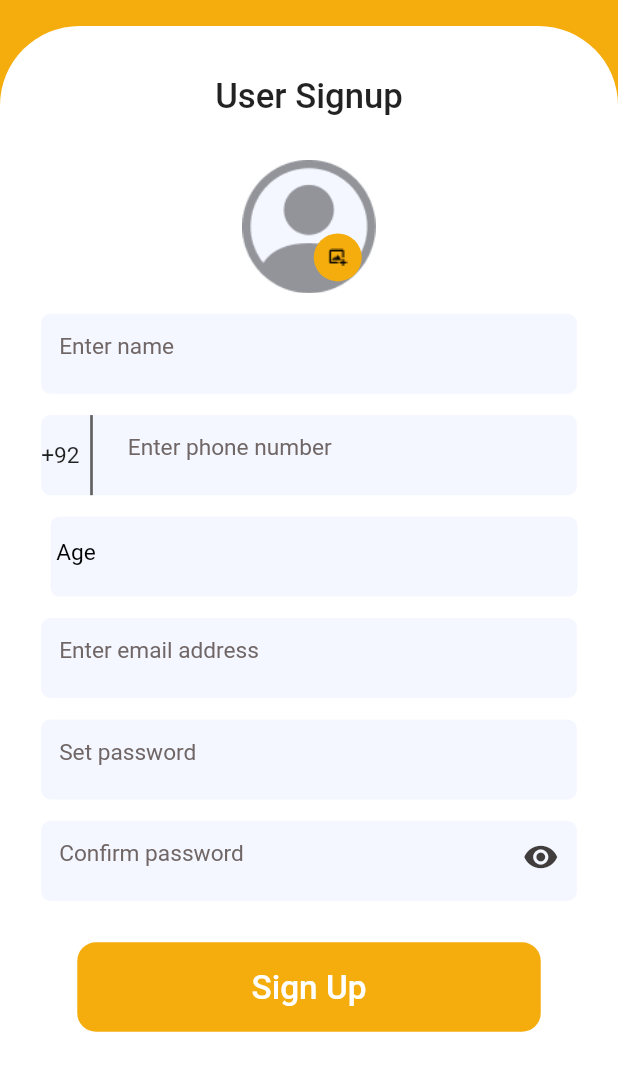
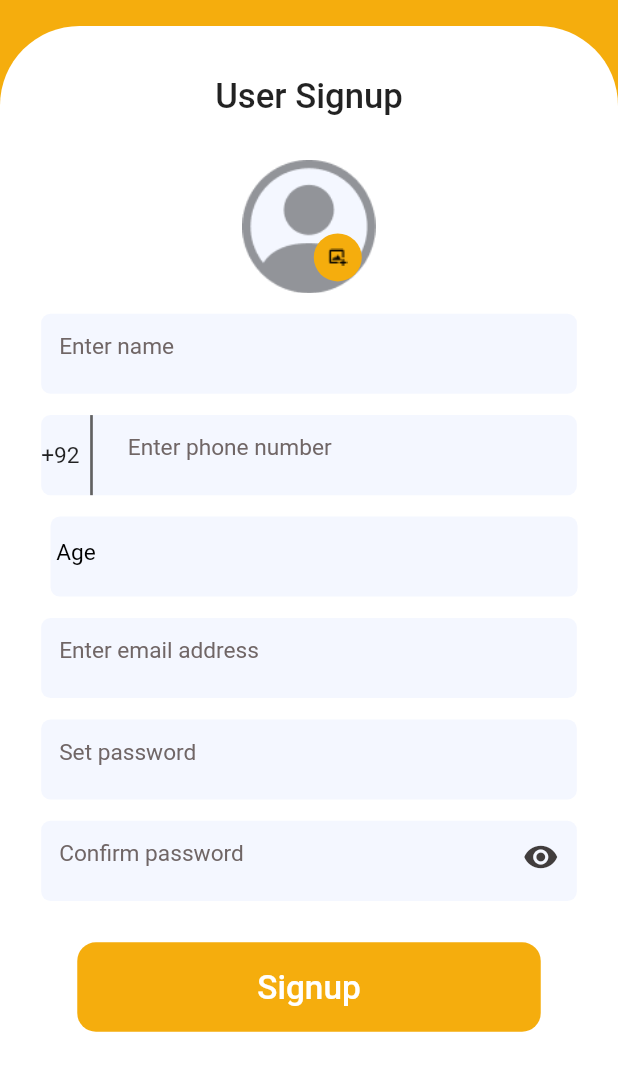
Before and after one commit to Naveed-kaimkhani/RentPayy, a Flutter app: the User_signup_page screen opened by its route, on a phone screen of 412 x 824 dp, the part 64-1155 px from its top. Run offline on Flutter 3.47's test engine with Material 2 defaults, Android fonts, the phone set to English and light mode, and no system bars; our stand-ins replace another_flushbar, cached_network_image, carousel_slider, cloud_firestore, dropdown_button2, email_validator and 14 more; accounts and stored records are empty.

Commit message:
all set for user

```diff
--- a/lib/components/hostel_list.dart
+++ b/lib/components/hostel_list.dart
@@ -45,6 +45,8 @@ class hostel_list extends StatelessWidget {
                     // child: Image.asset("asset/roomrec.png"),
                     child: CachedNetworkImage(
                       imageUrl: pic,
+                      height: 240.h,
+                      width: 220.w,
                       placeholder: (context, url) =>
                           CircularProgressIndicator(),
                       errorWidget: (context, url, error) => Icon(Icons.error),
--- a/lib/main.dart
+++ b/lib/main.dart
@@ -4,6 +4,7 @@ import 'package:flutter_screenutil/flutter_screenutil.dart';
 import 'package:provider/provider.dart';
 import 'package:rentpayy/utils/routes/routes.dart';
 import 'package:rentpayy/view/Hostel_Screen/Hostel_signup.dart';
+import 'package:rentpayy/view/user_screen/User_signup.dart';
 import 'package:rentpayy/view/user_screen/login_with_rentpayy.dart';
 import 'package:rentpayy/view_model/UserDetailsProvider.dart';
 
@@ -40,7 +41,9 @@ class _MyAppState extends State<MyApp> {
                 // theme: ThemeData(
                 //   primarySwatch: Colors.blue,
                 // ),
-                home:login_with_rentpayy(), // initialRoute: RoutesName.login,
+                // home: User_signup_page(),
+                home: login_with_rentpayy(),
+                // initialRoute: RoutesName.login,
                 // onGenerateRoutes: Routes.onGenerateRoute(settings),
                 onGenerateRoute: Routes.onGenerateRoute,
               ),
--- a/lib/utils/routes/Routes.dart
+++ b/lib/utils/routes/Routes.dart
@@ -9,6 +9,7 @@ import 'package:rentpayy/view/user_screen/search_screen.dart';
 import '../../navigation_page.dart';
 import '../../view/Hostel_Screen/add_gallery.dart';
 import '../../view/user_screen/login_screen.dart';
+import '../../view/user_screen/settings.dart';
 import '../../view/user_screen/user_front_screen.dart';
 
 class Routes {
@@ -31,6 +32,9 @@ class Routes {
       case RoutesName.uploadPictures:
         return _buildRoute(add_gallery(), settings);
 
+      case RoutesName.setting:
+        return _buildRoute(setting_screen(), settings);
+
       case RoutesName.publish_ad_screen:
         return _buildRoute(publish_ad_screen(), settings);
 
@@ -38,7 +42,7 @@ class Routes {
         return _buildRoute(user_front_Screen(), settings);
       case RoutesName.search_screen:
         return _buildRoute(search_screen(), settings);
-        case RoutesName.navigation_page:
+      case RoutesName.navigation_page:
         return _buildRoute(navigation_page(), settings);
       default:
         return _buildRoute(const Scaffold(), settings);
--- a/lib/utils/routes/RoutesName.dart
+++ b/lib/utils/routes/RoutesName.dart
@@ -12,5 +12,6 @@ static const String navigation= 'navigation_page';
 static const String publish_ad_screen ='publish_ad_screen';
 static const String search_screen ='search_screen';
 static const String navigation_page="navigation_page";
+static const String setting="setting";
 
 }
--- a/lib/view/user_screen/User_signup.dart
+++ b/lib/view/user_screen/User_signup.dart
@@ -13,6 +13,7 @@ import 'package:rentpayy/utils/StorageService.dart';
 import 'package:rentpayy/utils/routes/RoutesName.dart';
 import '../../components/auth_screens_decor.dart';
 import 'package:rentpayy/utils/utils.dart';
+import '../../components/circle_progress.dart';
 import '../../model/UserModel.dart';
 import '../../resources/FirebaseRepository.dart';
 import '../../utils/style/AppColors.dart';
@@ -373,13 +374,22 @@ class _User_signup_pageState extends State<User_signup_page> {
                         SizedBox(
                           height: 31.h,
                         ),
-                        authButton(
-                          text: isLoadingNow ? "Please wait..." : "Sign Up",
-                          color: Color(0xffF5AD0D),
+                          isLoadingNow
+                      ? circle_progress()
+                      : authButton(
+                          text: "Signup",
                           func: () {
                             _validateFields();
                           },
-                        )
+                          color: AppColors.primaryColor),
+
+                        // authButton(
+                        //   text: isLoadingNow ? "Please wait..." : "Sign Up",
+                        //   color: Color(0xffF5AD0D),
+                        //   func: () {
+                        //     _validateFields();
+                        //   },
+                        // )
                       ],
                     ),
                   ),
--- a/lib/view/user_screen/user_front_screen.dart
+++ b/lib/view/user_screen/user_front_screen.dart
@@ -5,6 +5,7 @@ import 'package:internet_connection_checker/internet_connection_checker.dart';
 import 'package:rentpayy/components/no_internetConnection.dart';
 import 'package:rentpayy/components/shimmer_hostel_container.dart';
 import 'package:rentpayy/model/UserModel.dart';
+import 'package:rentpayy/utils/routes/RoutesName.dart';
 import 'package:rentpayy/utils/style/AppColors.dart';
 import 'package:rentpayy/utils/utils.dart';
 import 'package:rentpayy/view/user_screen/add_page.dart';
```
Also changed, not shown: lib/components/custom_checkbox.dart (+5 -10 lines), lib/view/Hostel_Screen/add_gallery.dart (+9 -7 lines), lib/view/Hostel_Screen/facilities.dart (+22 -61 lines), lib/view/user_screen/add_page.dart (+7 -20 lines), lib/view/user_screen/favourites.dart (+0 -40 lines).
